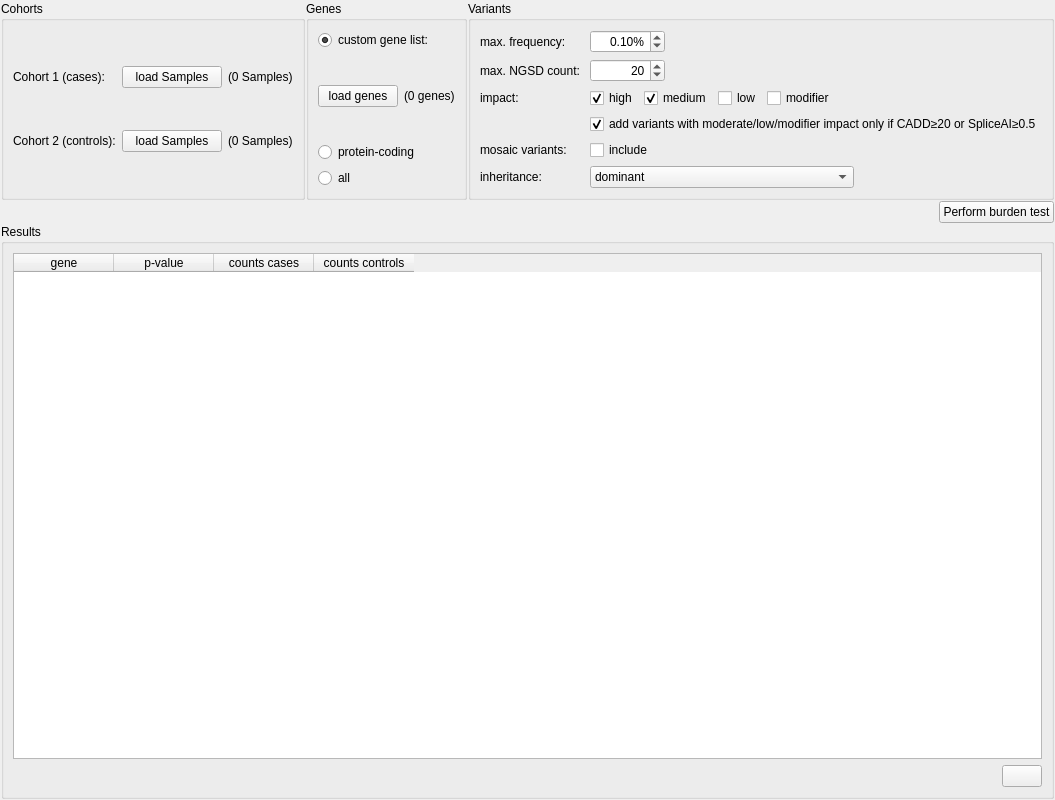
The window that src/GSvar/BurdenTestWidget.ui (imgag/ngs-bits) describes before a commit, drawn with Qt 5.
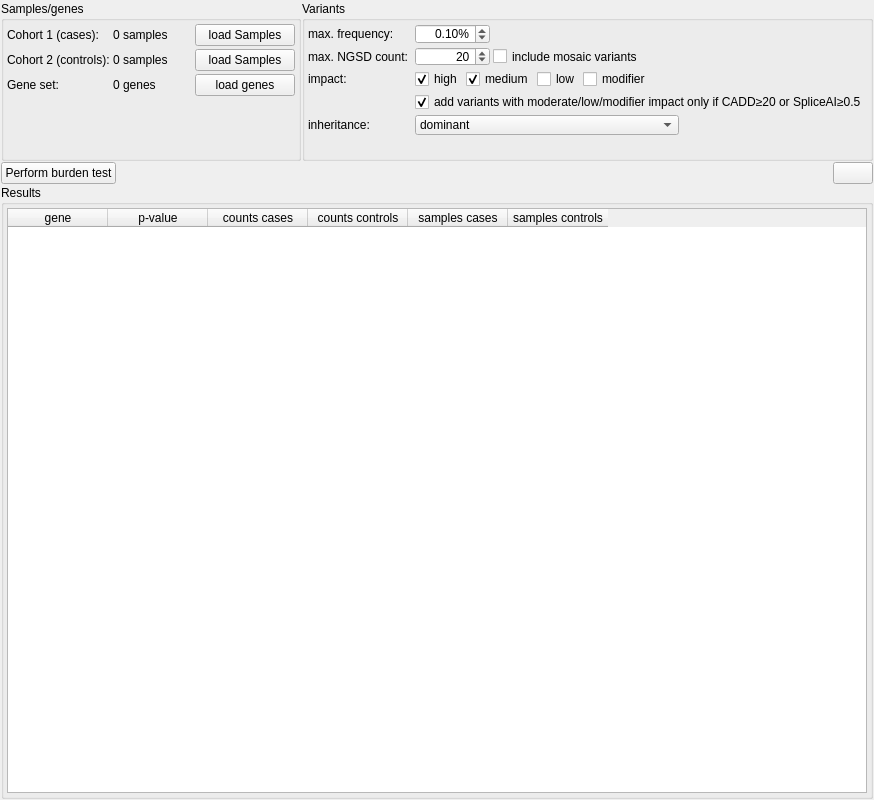
The same window after the commit. Icons and pictures are not drawn.

Commit message: src/GSvar/BurdenTestWidget*: removed selection of all genes and updated GUI

Diff of the .ui file:
```diff
--- a/src/GSvar/BurdenTestWidget.ui
+++ b/src/GSvar/BurdenTestWidget.ui
@@ -6,7 +6,7 @@
    <rect>
     <x>0</x>
     <y>0</y>
-    <width>1024</width>
+    <width>846</width>
     <height>800</height>
    </rect>
   </property>
@@ -29,13 +29,26 @@
    <property name="spacing">
     <number>1</number>
    </property>
-   <item row="4" column="1" colspan="3">
+   <item row="4" column="1" colspan="2">
     <layout class="QHBoxLayout" name="horizontalLayout_7">
+     <property name="spacing">
+      <number>3</number>
+     </property>
+     <item>
+      <widget class="QPushButton" name="b_burden_test">
+       <property name="text">
+        <string>Perform burden test</string>
+       </property>
+      </widget>
+     </item>
      <item>
       <spacer name="horizontalSpacer_4">
        <property name="orientation">
         <enum>Qt::Horizontal</enum>
        </property>
+       <property name="sizeType">
+        <enum>QSizePolicy::Expanding</enum>
+       </property>
        <property name="sizeHint" stdset="0">
         <size>
          <width>40</width>
@@ -45,177 +58,52 @@
       </spacer>
      </item>
      <item>
-      <widget class="QPushButton" name="b_burden_test">
+      <widget class="QPushButton" name="b_copy_clipboard">
        <property name="text">
-        <string>Perform burden test</string>
+        <string/>
+       </property>
+       <property name="icon">
+        <iconset resource="GSvar.qrc">
+         <normaloff>:/Icons/CopyClipboard.png</normaloff>:/Icons/CopyClipboard.png</iconset>
        </property>
       </widget>
      </item>
     </layout>
    </item>
-   <item row="0" column="1">
-    <widget class="QGroupBox" name="groupBox">
-     <property name="title">
-      <string>Cohorts</string>
-     </property>
-     <property name="alignment">
-      <set>Qt::AlignLeading|Qt::AlignLeft|Qt::AlignTop</set>
-     </property>
-     <layout class="QGridLayout" name="gridLayout_2">
-      <item row="2" column="0">
-       <widget class="QLabel" name="label_2">
-        <property name="text">
-         <string>Cohort 2 (controls):</string>
-        </property>
-       </widget>
-      </item>
-      <item row="2" column="1">
-       <widget class="QPushButton" name="b_load_samples_controls">
-        <property name="text">
-         <string>load Samples</string>
-        </property>
-       </widget>
-      </item>
-      <item row="0" column="0">
-       <widget class="QLabel" name="label">
-        <property name="text">
-         <string>Cohort 1 (cases):</string>
-        </property>
-       </widget>
-      </item>
-      <item row="0" column="1">
-       <widget class="QPushButton" name="b_load_samples_cases">
-        <property name="minimumSize">
-         <size>
-          <width>100</width>
-          <height>0</height>
-         </size>
-        </property>
-        <property name="text">
-         <string>load Samples</string>
-        </property>
-       </widget>
-      </item>
-      <item row="2" column="2">
-       <widget class="QLabel" name="l_controls">
-        <property name="text">
-         <string>(0 Samples)</string>
-        </property>
-       </widget>
-      </item>
-      <item row="0" column="2">
-       <widget class="QLabel" name="l_cases">
-        <property name="text">
-         <string>(0 Samples)</string>
-        </property>
-       </widget>
-      </item>
-      <item row="3" column="0" colspan="3">
-       <layout class="QHBoxLayout" name="horizontalLayout_6"/>
-      </item>
-     </layout>
-    </widget>
-   </item>
-   <item row="5" column="1" colspan="3">
-    <widget class="QGroupBox" name="groupBox_3">
-     <property name="title">
-      <string>Results</string>
-     </property>
-     <layout class="QGridLayout" name="gridLayout_4">
-      <item row="1" column="0">
-       <widget class="QTableWidget" name="tw_gene_table">
-        <column>
-         <property name="text">
-          <string>gene</string>
-         </property>
-        </column>
-        <column>
-         <property name="text">
-          <string>p-value</string>
-         </property>
-        </column>
-        <column>
-         <property name="text">
-          <string>counts cases</string>
-         </property>
-        </column>
-        <column>
-         <property name="text">
-          <string>counts controls</string>
-         </property>
-        </column>
-       </widget>
-      </item>
-      <item row="2" column="0">
-       <layout class="QHBoxLayout" name="horizontalLayout_8">
-        <item>
-         <spacer name="horizontalSpacer_6">
-          <property name="orientation">
-           <enum>Qt::Horizontal</enum>
-          </property>
-          <property name="sizeHint" stdset="0">
-           <size>
-            <width>40</width>
-            <height>20</height>
-           </size>
-          </property>
-         </spacer>
-        </item>
-        <item>
-         <widget class="QPushButton" name="b_copy_clipboard">
-          <property name="text">
-           <string/>
-          </property>
-          <property name="icon">
-           <iconset resource="GSvar.qrc">
-            <normaloff>:/Icons/CopyClipboard.png</normaloff>:/Icons/CopyClipboard.png</iconset>
-          </property>
-         </widget>
-        </item>
-       </layout>
-      </item>
-     </layout>
-    </widget>
-   </item>
-   <item row="0" column="3">
+   <item row="0" column="2">
     <widget class="QGroupBox" name="groupBox_2">
+     <property name="sizePolicy">
+      <sizepolicy hsizetype="Preferred" vsizetype="MinimumExpanding">
+       <horstretch>0</horstretch>
+       <verstretch>0</verstretch>
+      </sizepolicy>
+     </property>
+     <property name="maximumSize">
+      <size>
+       <width>16777215</width>
+       <height>160</height>
+      </size>
+     </property>
      <property name="title">
       <string>Variants</string>
      </property>
      <layout class="QGridLayout" name="gridLayout_3">
-      <item row="9" column="3">
-       <layout class="QHBoxLayout" name="horizontalLayout">
-        <item>
-         <widget class="QCheckBox" name="cb_include_mosaic">
-          <property name="text">
-           <string>include</string>
-          </property>
-         </widget>
-        </item>
-       </layout>
-      </item>
-      <item row="9" column="1">
-       <widget class="QLabel" name="label_3">
-        <property name="text">
-         <string>mosaic variants:</string>
-        </property>
-       </widget>
-      </item>
-      <item row="5" column="1">
-       <widget class="QLabel" name="label_4">
-        <property name="text">
-         <string>max. NGSD count: </string>
-        </property>
-       </widget>
-      </item>
-      <item row="4" column="1">
-       <widget class="QLabel" name="label_5">
-        <property name="text">
-         <string>max. frequency: </string>
-        </property>
-       </widget>
-      </item>
-      <item row="11" column="1">
+      <property name="leftMargin">
+       <number>3</number>
+      </property>
+      <property name="topMargin">
+       <number>3</number>
+      </property>
+      <property name="rightMargin">
+       <number>3</number>
+      </property>
+      <property name="bottomMargin">
+       <number>3</number>
+      </property>
+      <property name="spacing">
+       <number>3</number>
+      </property>
+      <item row="10" column="1">
        <widget class="QLabel" name="label_6">
         <property name="enabled">
          <bool>true</bool>
@@ -232,29 +120,59 @@
         </property>
        </widget>
       </item>
-      <item row="11" column="3">
-       <layout class="QHBoxLayout" name="horizontalLayout_5">
+      <item row="8" column="3">
+       <layout class="QHBoxLayout" name="horizontalLayout_10">
         <item>
-         <widget class="QComboBox" name="cb_inheritance">
-          <item>
-           <property name="text">
-            <string>dominant</string>
-           </property>
-          </item>
-          <item>
-           <property name="text">
-            <string>dominant (only de-novo variants)</string>
-           </property>
-          </item>
-          <item>
-           <property name="text">
-            <string>recessive (only hom/compund-het variants)</string>
-           </property>
-          </item>
+         <widget class="QCheckBox" name="cb_predict_patogenic">
+          <property name="text">
+           <string>add variants with moderate/low/modifier impact only if CADD≥20 or SpliceAI≥0.5</string>
+          </property>
+          <property name="checked">
+           <bool>true</bool>
+          </property>
          </widget>
         </item>
         <item>
-         <spacer name="horizontalSpacer_5">
+         <spacer name="horizontalSpacer">
+          <property name="orientation">
+           <enum>Qt::Horizontal</enum>
+          </property>
+          <property name="sizeHint" stdset="0">
+           <size>
+            <width>40</width>
+            <height>20</height>
+           </size>
+          </property>
+         </spacer>
+        </item>
+       </layout>
+      </item>
+      <item row="4" column="3">
+       <layout class="QHBoxLayout" name="horizontalLayout_2">
+        <item>
+         <widget class="QDoubleSpinBox" name="sb_max_gnomad_af">
+          <property name="minimumSize">
+           <size>
+            <width>75</width>
+            <height>0</height>
+           </size>
+          </property>
+          <property name="alignment">
+           <set>Qt::AlignRight|Qt::AlignTrailing|Qt::AlignVCenter</set>
+          </property>
+          <property name="suffix">
+           <string>%</string>
+          </property>
+          <property name="singleStep">
+           <double>0.100000000000000</double>
+          </property>
+          <property name="value">
+           <double>0.100000000000000</double>
+          </property>
+         </widget>
+        </item>
+        <item>
+         <spacer name="horizontalSpacer_2">
           <property name="orientation">
            <enum>Qt::Horizontal</enum>
           </property>
@@ -292,6 +210,13 @@
           </property>
          </widget>
         </item>
+        <item>
+         <widget class="QCheckBox" name="cb_include_mosaic">
+          <property name="text">
+           <string>include mosaic variants</string>
+          </property>
+         </widget>
+        </item>
         <item>
          <spacer name="horizontalSpacer_8">
           <property name="orientation">
@@ -307,6 +232,13 @@
         </item>
        </layout>
       </item>
+      <item row="4" column="1">
+       <widget class="QLabel" name="label_5">
+        <property name="text">
+         <string>max. frequency: </string>
+        </property>
+       </widget>
+      </item>
       <item row="7" column="3">
        <layout class="QHBoxLayout" name="horizontalLayout_4">
         <item>
@@ -358,32 +290,29 @@
         </item>
        </layout>
       </item>
-      <item row="4" column="3">
-       <layout class="QHBoxLayout" name="horizontalLayout_2">
+      <item row="10" column="3">
+       <layout class="QHBoxLayout" name="horizontalLayout_5">
         <item>
-         <widget class="QDoubleSpinBox" name="sb_max_gnomad_af">
-          <property name="minimumSize">
-           <size>
-            <width>75</width>
-            <height>0</height>
-           </size>
-          </property>
-          <property name="alignment">
-           <set>Qt::AlignRight|Qt::AlignTrailing|Qt::AlignVCenter</set>
-          </property>
-          <property name="suffix">
-           <string>%</string>
-          </property>
-          <property name="singleStep">
-           <double>0.100000000000000</double>
-          </property>
-          <property name="value">
-           <double>0.100000000000000</double>
-          </property>
+         <widget class="QComboBox" name="cb_inheritance">
+          <item>
+           <property name="text">
+            <string>dominant</string>
+           </property>
+          </item>
+          <item>
+           <property name="text">
+            <string>dominant (only de-novo variants)</string>
+           </property>
+          </item>
+          <item>
+           <property name="text">
+            <string>recessive (only hom/compund-het variants)</string>
+           </property>
+          </item>
          </widget>
         </item>
         <item>
-         <spacer name="horizontalSpacer_2">
+         <spacer name="horizontalSpacer_5">
           <property name="orientation">
            <enum>Qt::Horizontal</enum>
           </property>
@@ -397,87 +326,268 @@
         </item>
        </layout>
       </item>
-      <item row="8" column="3">
-       <layout class="QHBoxLayout" name="horizontalLayout_10">
-        <item>
-         <widget class="QCheckBox" name="cb_predict_patogenic">
-          <property name="text">
-           <string>add variants with moderate/low/modifier impact only if CADD≥20 or SpliceAI≥0.5</string>
-          </property>
-          <property name="checked">
-           <bool>true</bool>
-          </property>
-         </widget>
-        </item>
-        <item>
-         <spacer name="horizontalSpacer">
-          <property name="orientation">
-           <enum>Qt::Horizontal</enum>
-          </property>
-          <property name="sizeHint" stdset="0">
-           <size>
-            <width>40</width>
-            <height>20</height>
-           </size>
-          </property>
-         </spacer>
-        </item>
-       </layout>
+      <item row="5" column="1">
+       <widget class="QLabel" name="label_4">
+        <property name="text">
+         <string>max. NGSD count: </string>
+        </property>
+       </widget>
       </item>
+      <item row="11" column="1">
+       <spacer name="verticalSpacer_4">
+        <property name="orientation">
+         <enum>Qt::Vertical</enum>
+        </property>
+        <property name="sizeType">
+         <enum>QSizePolicy::MinimumExpanding</enum>
+        </property>
+        <property name="sizeHint" stdset="0">
+         <size>
+          <width>20</width>
+          <height>40</height>
+         </size>
+        </property>
+       </spacer>
+      </item>
      </layout>
     </widget>
    </item>
-   <item row="0" column="2">
-    <widget class="QGroupBox" name="groupBox_4">
+   <item row="5" column="1" colspan="2">
+    <widget class="QGroupBox" name="groupBox_3">
+     <property name="sizePolicy">
+      <sizepolicy hsizetype="Preferred" vsizetype="Expanding">
+       <horstretch>0</horstretch>
+       <verstretch>0</verstretch>
+      </sizepolicy>
+     </property>
      <property name="title">
-      <string>Genes</string>
+      <string>Results</string>
      </property>
-     <layout class="QVBoxLayout" name="verticalLayout">
-      <item>
-       <widget class="QRadioButton" name="rb_custom">
+     <layout class="QGridLayout" name="gridLayout_4">
+      <property name="leftMargin">
+       <number>3</number>
+      </property>
+      <property name="topMargin">
+       <number>3</number>
+      </property>
+      <property name="rightMargin">
+       <number>3</number>
+      </property>
+      <property name="bottomMargin">
+       <number>3</number>
+      </property>
+      <property name="spacing">
+       <number>3</number>
+      </property>
+      <item row="0" column="0" rowspan="2">
+       <widget class="QTableWidget" name="tw_gene_table">
+        <property name="sizePolicy">
+         <sizepolicy hsizetype="Expanding" vsizetype="Expanding">
+          <horstretch>0</horstretch>
+          <verstretch>0</verstretch>
+         </sizepolicy>
+        </property>
+        <property name="minimumSize">
+         <size>
+          <width>0</width>
+          <height>250</height>
+         </size>
+        </property>
+        <column>
+         <property name="text">
+          <string>gene</string>
+         </property>
+        </column>
+        <column>
+         <property name="text">
+          <string>p-value</string>
+         </property>
+        </column>
+        <column>
+         <property name="text">
+          <string>counts cases</string>
+         </property>
+        </column>
+        <column>
+         <property name="text">
+          <string>counts controls</string>
+         </property>
+        </column>
+        <column>
+         <property name="text">
+          <string>samples cases</string>
+         </property>
+        </column>
+        <column>
+         <property name="text">
+          <string>samples controls</string>
+         </property>
+        </column>
+       </widget>
+      </item>
+     </layout>
+    </widget>
+   </item>
+   <item row="0" column="1">
+    <widget class="QGroupBox" name="groupBox">
+     <property name="sizePolicy">
+      <sizepolicy hsizetype="Preferred" vsizetype="MinimumExpanding">
+       <horstretch>0</horstretch>
+       <verstretch>0</verstretch>
+      </sizepolicy>
+     </property>
+     <property name="minimumSize">
+      <size>
+       <width>300</width>
+       <height>0</height>
+      </size>
+     </property>
+     <property name="maximumSize">
+      <size>
+       <width>16777215</width>
+       <height>160</height>
+      </size>
+     </property>
+     <property name="font">
+      <font>
+       <weight>50</weight>
+       <bold>false</bold>
+      </font>
+     </property>
+     <property name="title">
+      <string>Samples/genes</string>
+     </property>
+     <property name="alignment">
+      <set>Qt::AlignLeading|Qt::AlignLeft|Qt::AlignTop</set>
+     </property>
+     <layout class="QGridLayout" name="gridLayout_2">
+      <property name="leftMargin">
+       <number>3</number>
+      </property>
+      <property name="topMargin">
+       <number>3</number>
+      </property>
+      <property name="rightMargin">
+       <number>3</number>
+      </property>
+      <property name="bottomMargin">
+       <number>3</number>
+      </property>
+      <property name="spacing">
+       <number>3</number>
+      </property>
+      <item row="2" column="1">
+       <widget class="QLabel" name="l_controls">
         <property name="text">
-         <string>custom gene list:</string>
+         <string>0 samples</string>
         </property>
-        <property name="checked">
-         <bool>true</bool>
+       </widget>
+      </item>
+      <item row="4" column="0">
+       <widget class="QLabel" name="label_3">
+        <property name="font">
+         <font>
+          <weight>50</weight>
+          <bold>false</bold>
+         </font>
         </property>
-        <property name="autoRepeat">
-         <bool>false</bool>
+        <property name="text">
+         <string>Gene set:</string>
         </property>
        </widget>
       </item>
-      <item>
-       <layout class="QHBoxLayout" name="horizontalLayout_9">
-        <item>
-         <widget class="QPushButton" name="b_load_genes">
-          <property name="text">
-           <string>load genes</string>
-          </property>
-         </widget>
-        </item>
-        <item>
-         <widget class="QLabel" name="l_gene_count">
-          <property name="text">
-           <string>(0 genes)</string>
-          </property>
-         </widget>
-        </item>
-       </layout>
+      <item row="2" column="2">
+       <widget class="QPushButton" name="b_load_samples_controls">
+        <property name="text">
+         <string>load Samples</string>
+        </property>
+       </widget>
       </item>
-      <item>
-       <widget class="QRadioButton" name="rb_protein_coding">
+      <item row="6" column="0">
+       <spacer name="verticalSpacer_3">
+        <property name="orientation">
+         <enum>Qt::Vertical</enum>
+        </property>
+        <property name="sizeType">
+         <enum>QSizePolicy::MinimumExpanding</enum>
+        </property>
+        <property name="sizeHint" stdset="0">
+         <size>
+          <width>20</width>
+          <height>40</height>
+         </size>
+        </property>
+       </spacer>
+      </item>
+      <item row="4" column="2">
+       <widget class="QPushButton" name="b_load_genes">
         <property name="text">
-         <string>protein-coding</string>
+         <string>load genes</string>
         </property>
-        <property name="checked">
-         <bool>false</bool>
+       </widget>
+      </item>
+      <item row="0" column="2">
+       <widget class="QPushButton" name="b_load_samples_cases">
+        <property name="minimumSize">
+         <size>
+          <width>100</width>
+          <height>0</height>
+         </size>
         </property>
+        <property name="text">
+         <string>load Samples</string>
+        </property>
        </widget>
       </item>
-      <item>
-       <widget class="QRadioButton" name="rb_gene_all">
+      <item row="2" column="0">
+       <widget class="QLabel" name="label_2">
+        <property name="font">
+         <font>
+          <weight>50</weight>
+          <bold>false</bold>
+         </font>
+        </property>
         <property name="text">
-         <string>all</string>
+         <string>Cohort 2 (controls):</string>
+        </property>
+       </widget>
+      </item>
+      <item row="0" column="0">
+       <widget class="QLabel" name="label">
+        <property name="font">
+         <font>
+          <weight>50</weight>
+          <bold>false</bold>
+         </font>
+        </property>
+        <property name="text">
+         <string>Cohort 1 (cases):</string>
+        </property>
+       </widget>
+      </item>
+      <item row="0" column="1">
+       <widget class="QLabel" name="l_cases">
+        <property name="font">
+         <font>
+          <weight>50</weight>
+          <bold>false</bold>
+         </font>
+        </property>
+        <property name="text">
+         <string>0 samples</string>
+        </property>
+        <property name="textFormat">
+         <enum>Qt::AutoText</enum>
+        </property>
+        <property name="alignment">
+         <set>Qt::AlignLeading|Qt::AlignLeft|Qt::AlignVCenter</set>
+        </property>
+       </widget>
+      </item>
+      <item row="4" column="1">
+       <widget class="QLabel" name="l_gene_count">
+        <property name="text">
+         <string>0 genes</string>
         </property>
        </widget>
       </item>
```
The commit also changes 2 other files.
